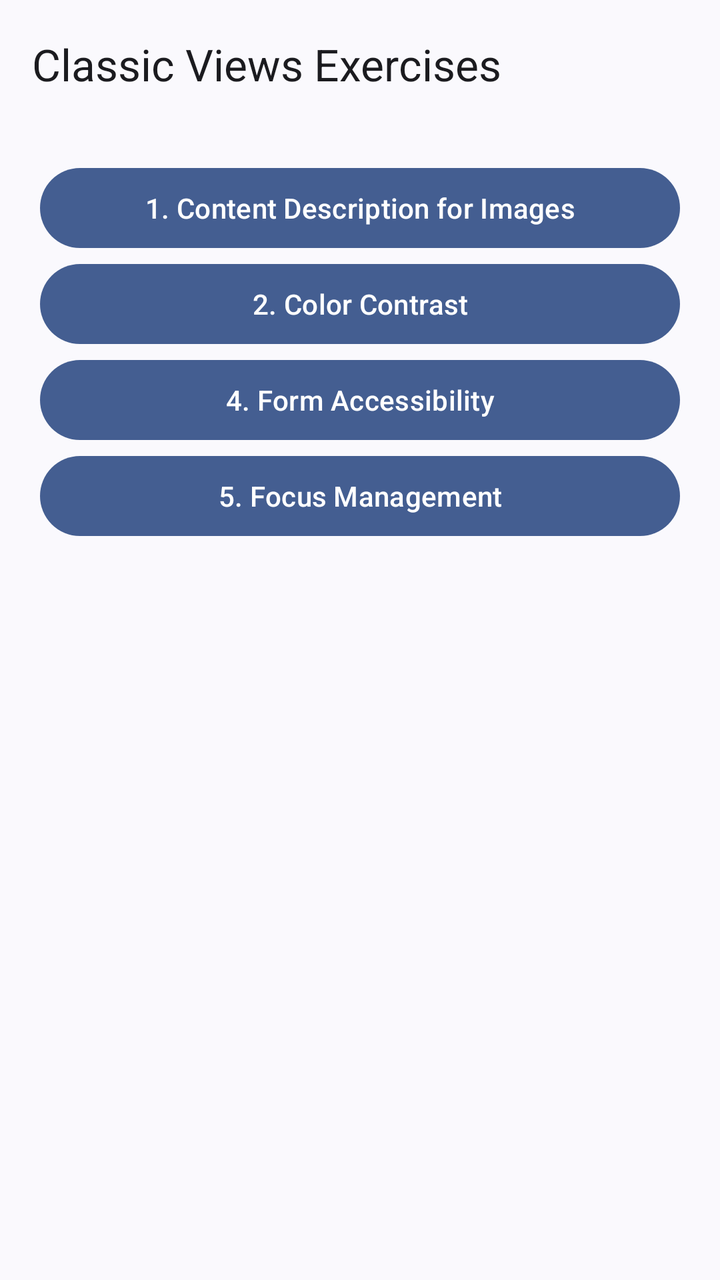
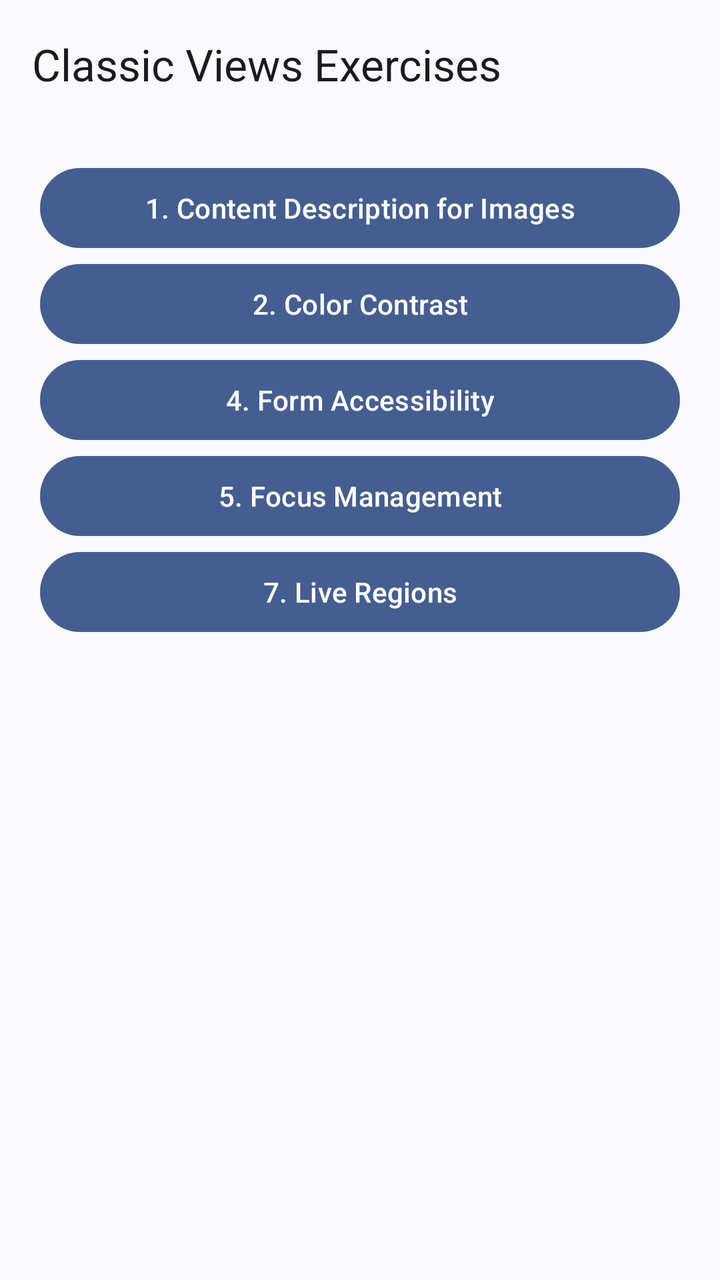

An Android layout rendered at two revisions. The XML below is the earlier revision; the diff shows what the commit changed to produce the second picture.
<!-- AndroidManifest.xml: application theme Theme.AccessibilityExpert -->
<!-- res/layout/activity_classic_views.xml -->
<?xml version="1.0" encoding="utf-8"?>
<androidx.coordinatorlayout.widget.CoordinatorLayout xmlns:android="http://schemas.android.com/apk/res/android"
    xmlns:app="http://schemas.android.com/apk/res-auto"
    xmlns:tools="http://schemas.android.com/tools"
    android:layout_width="match_parent"
    android:layout_height="match_parent"
    android:fitsSystemWindows="true"
    tools:context=".classic.ClassicViewsActivity">

    <com.google.android.material.appbar.AppBarLayout
        android:layout_width="match_parent"
        android:layout_height="wrap_content">

        <androidx.appcompat.widget.Toolbar
            android:id="@+id/toolbar"
            android:layout_width="match_parent"
            android:layout_height="?attr/actionBarSize"
            app:title="@string/classic_views_title"/>

    </com.google.android.material.appbar.AppBarLayout>

    <androidx.core.widget.NestedScrollView
        android:layout_width="match_parent"
        android:layout_height="match_parent"
        app:layout_behavior="@string/appbar_scrolling_view_behavior">

        <androidx.constraintlayout.widget.ConstraintLayout
            android:layout_width="match_parent"
            android:layout_height="wrap_content"
            android:padding="16dp">

            <Button
                android:id="@+id/btn_exercise1"
                android:layout_width="0dp"
                android:layout_height="wrap_content"
                android:layout_marginBottom="8dp"
                android:text="@string/exercise1_title"
                app:layout_constraintTop_toTopOf="parent"
                app:layout_constraintStart_toStartOf="parent"
                app:layout_constraintEnd_toEndOf="parent"
                app:layout_constraintWidth_max="320dp" />

            <Button
                android:id="@+id/btn_exercise2"
                android:layout_width="0dp"
                android:layout_height="wrap_content"
                android:layout_marginBottom="8dp"
                android:text="@string/exercise2_title"
                app:layout_constraintTop_toBottomOf="@id/btn_exercise1"
                app:layout_constraintStart_toStartOf="parent"
                app:layout_constraintEnd_toEndOf="parent"
                app:layout_constraintWidth_max="320dp" />

            <Button
                android:id="@+id/btn_exercise4"
                android:layout_width="0dp"
                android:layout_height="wrap_content"
                android:layout_marginBottom="8dp"
                android:text="@string/exercise4_title"
                app:layout_constraintTop_toBottomOf="@id/btn_exercise2"
                app:layout_constraintStart_toStartOf="parent"
                app:layout_constraintEnd_toEndOf="parent"
                app:layout_constraintWidth_max="320dp" />

            <Button
                android:id="@+id/btn_exercise5"
                android:layout_width="0dp"
                android:layout_height="wrap_content"
                android:layout_marginBottom="8dp"
                android:text="@string/exercise5_title"
                app:layout_constraintTop_toBottomOf="@id/btn_exercise4"
                app:layout_constraintStart_toStartOf="parent"
                app:layout_constraintEnd_toEndOf="parent"
                app:layout_constraintWidth_max="320dp" />

            

        </androidx.constraintlayout.widget.ConstraintLayout>
    </androidx.core.widget.NestedScrollView>

</androidx.coordinatorlayout.widget.CoordinatorLayout>
<!-- resources referenced by this layout -->
<resources>
  <string name="classic_views_title">Classic Views Exercises</string>
  <string name="exercise1_title">1. Content Description for Images</string>
  <string name="exercise2_title">2. Color Contrast</string>
  <string name="exercise4_title">4. Form Accessibility</string>
  <string name="exercise5_title">5. Focus Management</string>
  <style name="Theme.AccessibilityExpert" parent="Theme.Material3.DynamicColors.DayNight.NoActionBar" />
</resources>

<!-- the commit's change to res/layout/activity_classic_views.xml (unified diff, before → after) -->
@@ -73,6 +73,17 @@
                 app:layout_constraintEnd_toEndOf="parent"
                 app:layout_constraintWidth_max="320dp" />
 
+            <Button
+                android:id="@+id/btn_exercise7"
+                android:layout_width="0dp"
+                android:layout_height="wrap_content"
+                android:layout_marginBottom="8dp"
+                android:text="@string/exercise7_title"
+                app:layout_constraintTop_toBottomOf="@id/btn_exercise5"
+                app:layout_constraintStart_toStartOf="parent"
+                app:layout_constraintEnd_toEndOf="parent"
+                app:layout_constraintWidth_max="320dp" />
+
             
 
         </androidx.constraintlayout.widget.ConstraintLayout>
<!-- resource entries referenced after the edit -->
@@ -5,6 +5,7 @@
   <string name="exercise2_title">2. Color Contrast</string>
   <string name="exercise4_title">4. Form Accessibility</string>
   <string name="exercise5_title">5. Focus Management</string>
+  <string name="exercise7_title">7. Live Regions</string>
   <style name="Theme.AccessibilityExpert" parent="Theme.Material3.DynamicColors.DayNight.NoActionBar" />
 </resources>
 
